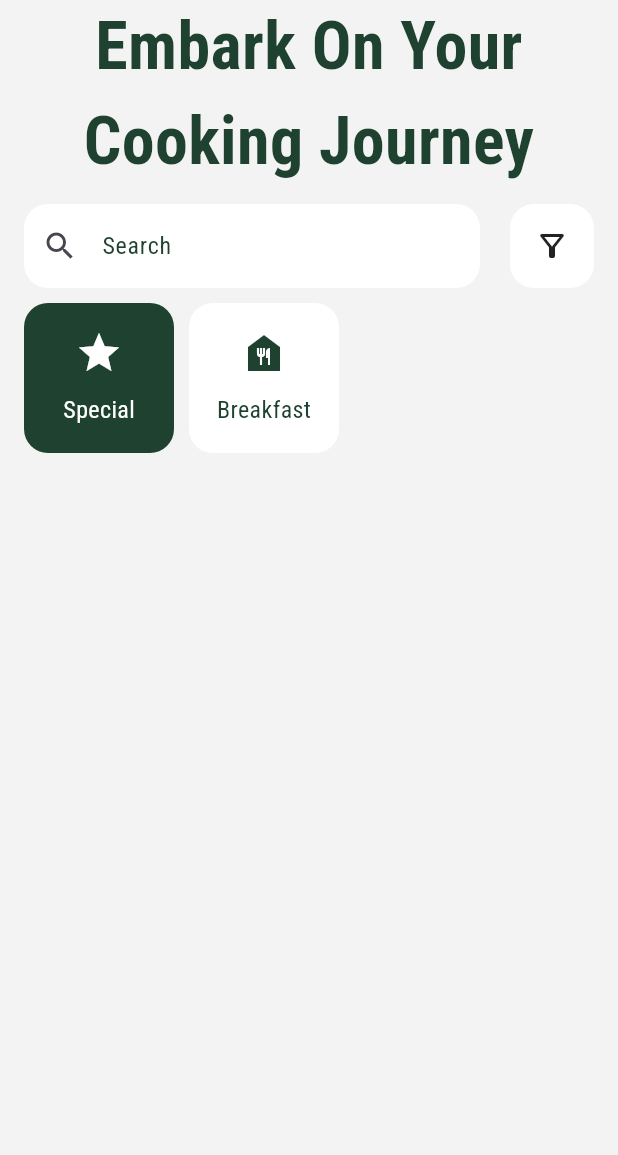
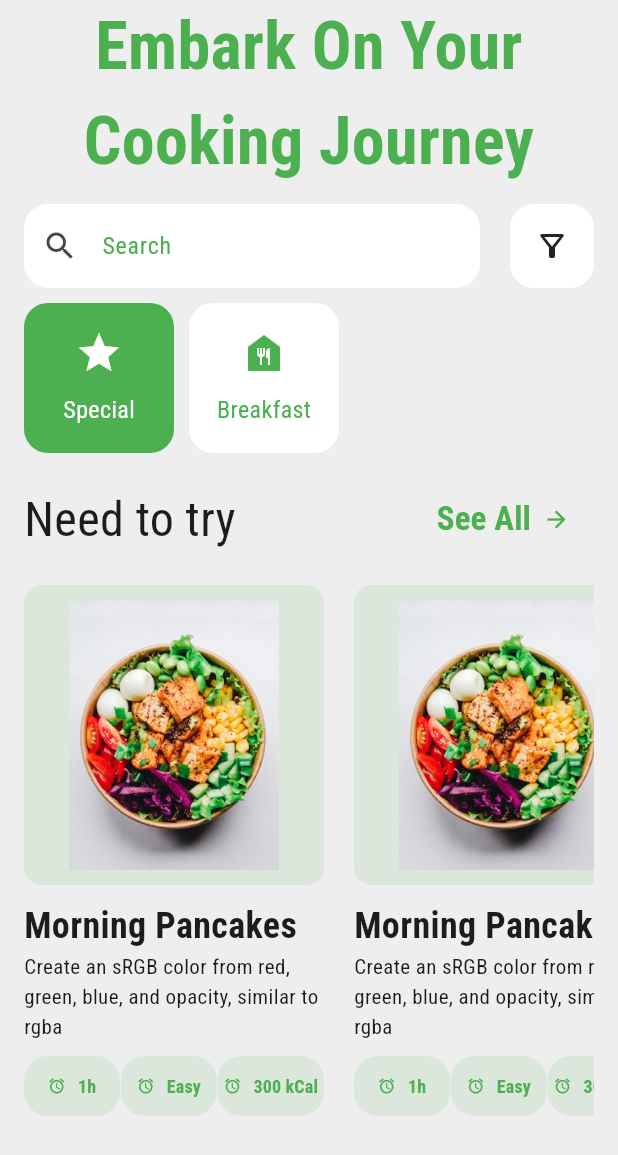
Before and after one commit to Luckystartech/recipe_app_class, a Flutter app: the HomeScreen screen opened directly, on a phone screen of 412 x 824 dp. Shown: the top 1155 px of the screen. Run offline on Flutter 3.47's test engine with Material 3 defaults, Android fonts, the phone set to English and light mode, and no system bars; our stand-ins replace google_fonts.

Commit message:
added recipe card

```diff
--- a/lib/screens/home_screen.dart
+++ b/lib/screens/home_screen.dart
@@ -1,5 +1,6 @@
 import 'package:flutter/material.dart';
 import 'package:recipe_app/utils/color.dart';
+import 'package:recipe_app/widgets/recipe_card.dart';
 
 class HomeScreen extends StatelessWidget {
   const HomeScreen({super.key});
@@ -52,7 +53,8 @@ class HomeScreen extends StatelessWidget {
                   ],
                 ),
                 const SizedBox(height: 10),
-                Row(children: [
+                Row(
+                  children: [
                     Container(
                       width: 100,
                       height: 100,
@@ -62,7 +64,11 @@ class HomeScreen extends StatelessWidget {
                       child: const Column(
                         mainAxisAlignment: MainAxisAlignment.center,
                         children: [
-                      Icon(Icons.star, color: Colors.white, size: 32,),
+                          Icon(
+                            Icons.star,
+                            color: Colors.white,
+                            size: 32,
+                          ),
                           const SizedBox(height: 10),
                           Text(
                             'Special',
@@ -71,7 +77,9 @@ class HomeScreen extends StatelessWidget {
                         ],
                       ),
                     ),
-                const SizedBox(width: 10,),
+                    const SizedBox(
+                      width: 10,
+                    ),
                     Container(
                       width: 100,
                       height: 100,
@@ -81,16 +89,58 @@ class HomeScreen extends StatelessWidget {
                       child: const Column(
                         mainAxisAlignment: MainAxisAlignment.center,
                         children: [
-                      Icon(Icons.food_bank, color: recipeAppPrimaryColor, size: 32,),
+                          Icon(
+                            Icons.food_bank,
+                            color: recipeAppPrimaryColor,
+                            size: 32,
+                          ),
                           const SizedBox(height: 10),
                           Text(
                             'Breakfast',
-                        style: TextStyle(color: recipeAppPrimaryColor, fontSize: 16),
+                            style: TextStyle(
+                                color: recipeAppPrimaryColor, fontSize: 16),
                           )
                         ],
                       ),
                     )
-                ],)
+                  ],
+                ),
+                const SizedBox(
+                  height: 20,
+                ),
+                Row(
+                  mainAxisAlignment: MainAxisAlignment.spaceBetween,
+                  children: [
+                    const Text('Need to try', style: TextStyle(fontSize: 32)),
+                    TextButton.icon(
+                      iconAlignment: IconAlignment.end,
+                      onPressed: () {},
+                      icon: const Icon(
+                        Icons.arrow_forward,
+                        color: recipeAppPrimaryColor,
+                      ),
+                      label: const Text('See All',
+                          style: TextStyle(
+                              fontSize: 22,
+                              fontWeight: FontWeight.bold,
+                              color: recipeAppPrimaryColor)),
+                    )
+                  ],
+                ),
+                const SizedBox(height: 20),
+                SizedBox(
+                  height: 450,
+                  child: ListView(
+                    scrollDirection: Axis.horizontal,
+                    children: const [
+                      RecipeCard(),
+                      SizedBox(width: 20),
+                      RecipeCard(),
+                      SizedBox(width: 20),
+                      RecipeCard(),
+                    ],
+                  ),
+                )
               ],
             ),
           ),
--- a/lib/utils/color.dart
+++ b/lib/utils/color.dart
@@ -1,4 +1,5 @@
 import 'package:flutter/material.dart';
 
-const recipeAppPrimaryColor = Color.fromRGBO(31, 66, 48, 100);
-const recipeAppScaffoldBgColor = Color.fromRGBO(243, 243, 243, 100);
+// const recipeAppPrimaryColor = Color.fromRGBO(31, 66, 48, 100);
+const recipeAppPrimaryColor = Colors.green;
+final recipeAppScaffoldBgColor = Colors.grey[200];
--- /dev/null
+++ b/lib/widgets/recipe_card.dart
@@ -0,0 +1,92 @@
+import 'package:flutter/material.dart';
+import 'package:recipe_app/utils/color.dart';
+
+class RecipeCard extends StatelessWidget {
+  const RecipeCard({super.key});
+
+  @override
+  Widget build(BuildContext context) {
+    return SizedBox(
+      width: 200,
+      height: 400,
+      child: Column(
+
+        children: [
+          Container(
+            // width: 200,
+            height: 200,
+            padding: const EdgeInsets.symmetric(horizontal: 30, vertical: 10),
+            decoration: BoxDecoration(
+              color: recipeAppPrimaryColor.withAlpha(30),
+              borderRadius: BorderRadius.circular(12)
+            ),
+            child: Image.asset('assets/images/recipe_image.jpg', fit: BoxFit.cover,),
+          ),
+          const SizedBox(height: 10,),
+          const Column(
+            crossAxisAlignment: CrossAxisAlignment.start,
+            children: [
+              Text('Morning Pancakes', style: TextStyle(fontSize: 24, fontWeight: FontWeight.bold),),
+              Text(
+                  'Create an sRGB color from red, green, blue, and opacity, similar to rgba'),
+            ],
+          ),
+          const SizedBox(height: 10),
+          SizedBox(
+            height: 40,
+            child: Row(
+              mainAxisAlignment: MainAxisAlignment.spaceBetween,
+              children: [
+
+                Flexible(
+                  child: TextButton.icon(
+                    onPressed: () {},
+                    label: const Text('1h', style: TextStyle(fontSize: 12, color: recipeAppPrimaryColor, fontWeight: FontWeight.bold),),
+                    icon: const Icon(Icons.alarm, size: 12, color: recipeAppPrimaryColor),
+                    style: TextButton.styleFrom(
+                      // fixedSize: const Size(30, 10),
+                      padding:   const EdgeInsets.symmetric(),
+                      backgroundColor: recipeAppPrimaryColor.withAlpha(30),
+                      shape: RoundedRectangleBorder(
+                        borderRadius: BorderRadius.circular(16)
+                      )
+                    ),
+                  ),
+                ),
+                Flexible(
+                  child: TextButton.icon(
+                    onPressed: () {},
+                    label: const Text('Easy', style: TextStyle(fontSize: 12, color: recipeAppPrimaryColor, fontWeight: FontWeight.bold),),
+                    icon: const Icon(Icons.alarm, size: 12, color: recipeAppPrimaryColor),
+                    style: TextButton.styleFrom(
+                      // fixedSize: const Size(90, 30),
+                      padding:   const EdgeInsets.symmetric(),
+                      backgroundColor: recipeAppPrimaryColor.withAlpha(30),
+                      shape: RoundedRectangleBorder(
+                        borderRadius: BorderRadius.circular(16)
+                      )
+                    ),
+                  ),
+                ),
+                TextButton.icon(
+                  onPressed: () {},
+                  label: const Text('300 kCal', style: TextStyle(fontSize: 12, color: recipeAppPrimaryColor, fontWeight: FontWeight.bold),),
+                  icon: const Icon(Icons.alarm, size: 12, color: recipeAppPrimaryColor),
+                  style: TextButton.styleFrom(
+                    // fixedSize: const Size(90, 30),
+                    padding:   const EdgeInsets.symmetric(horizontal: 4),
+                    backgroundColor: recipeAppPrimaryColor.withAlpha(30),
+                    shape: RoundedRectangleBorder(
+                      borderRadius: BorderRadius.circular(16)
+                    )
+                  ),
+                ),
+
+              ],
+            ),
+          ),
+        ],
+      ),
+    );
+  }
+}
--- a/pubspec.yaml
+++ b/pubspec.yaml
@@ -60,8 +60,8 @@ flutter:
   uses-material-design: true
 
   # To add assets to your application, add an assets section, like this:
-  # assets:
-  #   - images/a_dot_burr.jpeg
+  assets:
+    - assets/images/
   #   - images/a_dot_ham.jpeg
 
   # An image asset can refer to one or more resolution-specific "variants", see
```
Also changed, not shown: assets/images/recipe_image.jpg (added), pubspec.lock, 5 other files. Lines whose indentation alone changed are shown as unchanged.
